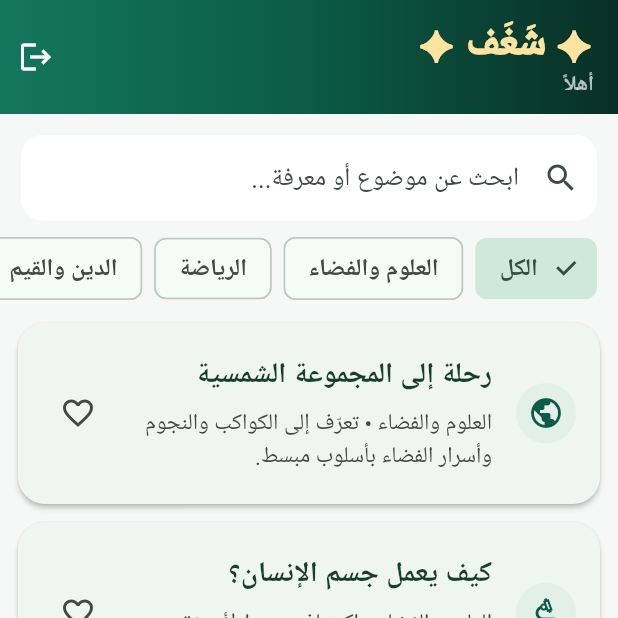
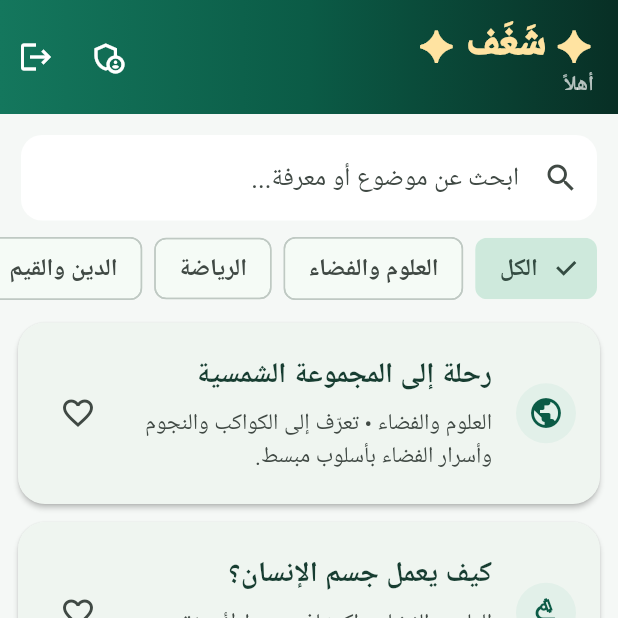
Before and after one commit to altybmwdh36-sudo/shaghaf-kids-app, a Flutter app: the HomeScreen screen opened directly with empty values, after a tap on the "logout" icon, on a phone screen of 412 x 824 dp, the top half of it. Run offline on Flutter 3.47's test engine with Material 3 defaults, Android fonts, the phone set to English and light mode, and no system bars; our stand-ins replace flutter_tts, shared_preferences, video_player; accounts and stored records are empty.

Commit message:
Add secure admin console entry point

```diff
--- a/lib/main.dart
+++ b/lib/main.dart
@@ -1,6 +1,7 @@
 import 'package:flutter/material.dart';
 import 'package:shared_preferences/shared_preferences.dart';
 import 'media_hub.dart';
+import 'admin_console.dart';
 
 Future<void> main() async {
   WidgetsFlutterBinding.ensureInitialized();
@@ -301,8 +302,13 @@ class _HomeScreenState extends State<HomeScreen> {
           const Text('✦ شَغَف ✦', style: TextStyle(fontSize: 27, fontWeight: FontWeight.w900, letterSpacing: 1.5, color: Color(0xFFFFE3A1))),
           Text('أهلاً ${widget.memberName}', style: const TextStyle(fontSize: 14, fontWeight: FontWeight.w600, color: Colors.white70)),
         ]),
-        actions: [IconButton(tooltip: 'تسجيل الخروج', onPressed: widget.onLogout,
-          icon: const Icon(Icons.logout))],
+        actions: [
+          IconButton(tooltip: 'لوحة الإدارة', onPressed: () => Navigator.of(context).push(
+            MaterialPageRoute<void>(builder: (_) => const AdminConsoleScreen())),
+            icon: const Icon(Icons.admin_panel_settings_outlined)),
+          IconButton(tooltip: 'تسجيل الخروج', onPressed: widget.onLogout,
+            icon: const Icon(Icons.logout)),
+        ],
       ),
       body: tab == 3 ? const MediaHubScreen() : Column(children: [
         Padding(padding: const EdgeInsets.fromLTRB(14,14,14,8),
```
